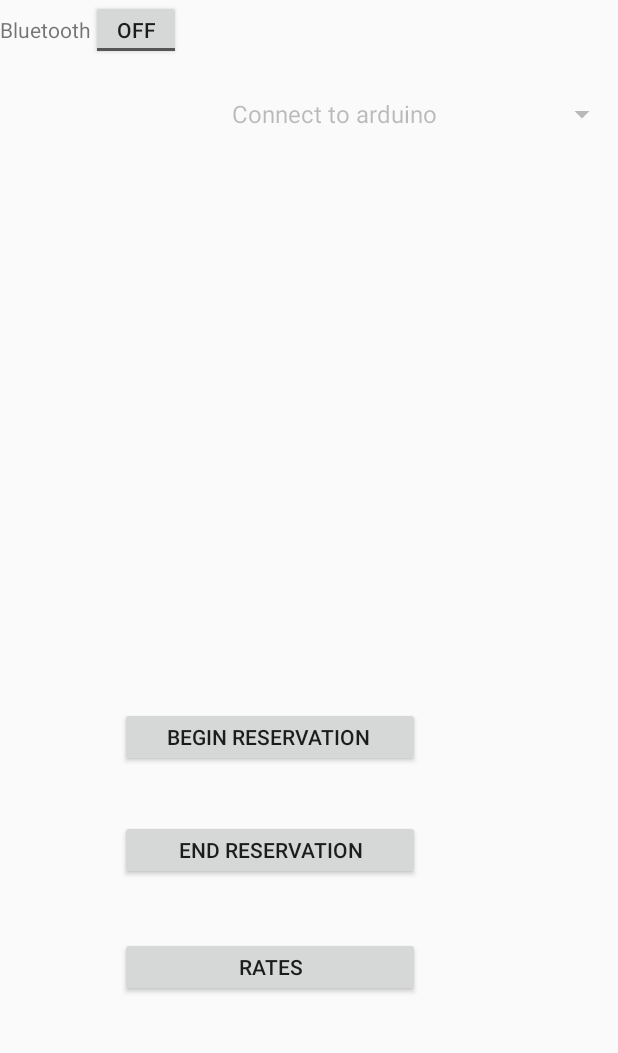
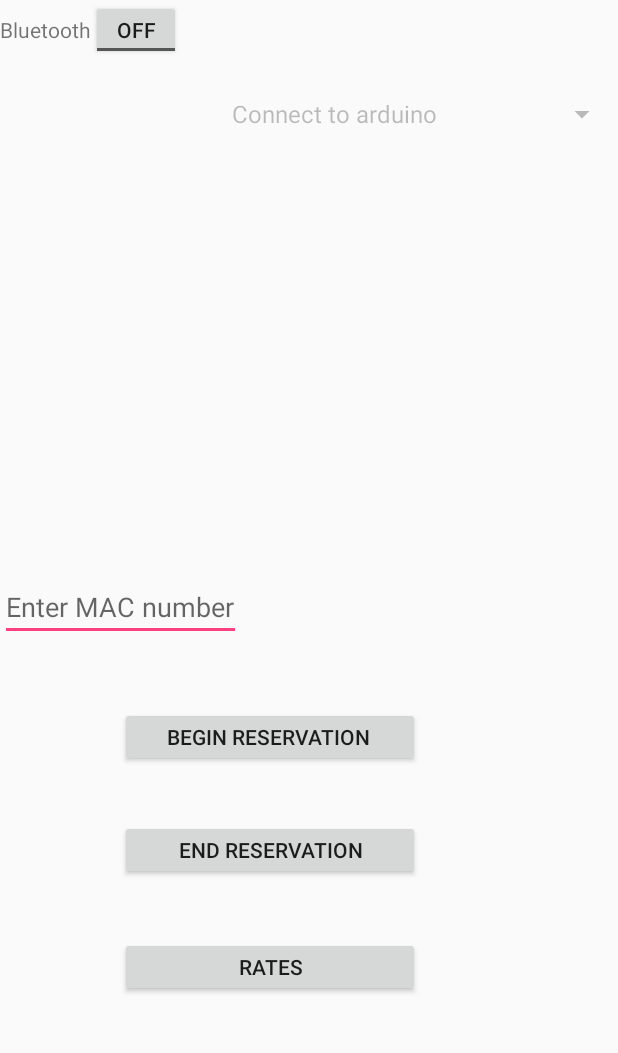
Before and after one commit to DestructChen/EzPark, an Android app: the screen it shows after launch (MainActivity), on a phone screen of 412 x 824 dp, the part 71-1124 px from its top. Run offline under Robolectric (Android 15) with nearby library versions, the phone set to English and light mode, and no system bars.

Commit message:
Comments & hardware diagram
added more comments
added arduino breadboard layout & schematic diagram
changed code to allow MAC to be entered.

```diff
--- a/EzParkApp/app/src/main/AndroidManifest.xml
+++ b/EzParkApp/app/src/main/AndroidManifest.xml
@@ -1,9 +1,10 @@
 <?xml version="1.0" encoding="utf-8"?>
 <manifest xmlns:android="http://schemas.android.com/apk/res/android"
     package="com.ezpark">
+
     <uses-permission android:name="android.permission.BLUETOOTH"/>
     <uses-permission android:name="android.permission.BLUETOOTH_ADMIN"/>
-
+    <!-- This file is used to add .java files to app -->
     <application
         android:name="com.ezpark.MyApp"
         android:allowBackup="true"
--- a/EzParkApp/app/src/main/java/com/ezpark/MainActivity.java
+++ b/EzParkApp/app/src/main/java/com/ezpark/MainActivity.java
@@ -18,6 +18,7 @@ import android.bluetooth.BluetoothSocket;
 import android.widget.AdapterView;
 import android.widget.ArrayAdapter;
 import android.widget.CompoundButton;
+import android.widget.EditText;
 import android.widget.Spinner;
 import android.widget.TextView;
 import android.widget.Toast;
@@ -25,6 +26,7 @@ import android.widget.ToggleButton;
 
 //datatypes
 import java.util.ArrayList;
+import java.util.Set;
 import java.util.UUID;
 
 //exception types
@@ -47,6 +49,7 @@ public class MainActivity extends Activity {
     private BluetoothAdapter BA;
     public static String address; //address refers to the current MAC address of the connected module
     ToggleButton bttoggle; //bluetooth enable toggle
+    EditText ed;
 
     Spinner devicelist; //dropdown of MAClist
 
@@ -54,7 +57,7 @@ public class MainActivity extends Activity {
     public BluetoothSocket btSocket = null;
     public BluetoothDevice btDevice;
     boolean isBtConnected = false;
-
+    Set<BluetoothDevice> pairedDevices;
 
     @Override
     protected void onCreate(Bundle savedInstanceState) {
@@ -71,7 +74,9 @@ public class MainActivity extends Activity {
         MAClist = app.getMAClist();
         numdevices = app.getNumdevices();
         MY_UUID = app.getMyUuid();
+        ed = (EditText)findViewById(R.id.bluetoothmac);
 
+        pairedDevices = BA.getBondedDevices();
         if (ignoreBTforemulator == true) {
 
         } else if (BA == null) { //if the android device does not have a bluetooth adapater, then show an error page
@@ -124,9 +129,14 @@ public class MainActivity extends Activity {
     public void list() {
         ArrayList<String> list = new ArrayList<String>();
         list.add(0, "Connect to arduino"); //default text
-        for (int i = 1; i < numdevices + 1; i++) {
+       for (int i = 1; i < numdevices + 1; i++) {
             list.add(i, "Module " + i + " " + MAClist[i - 1]);
         }
+
+
+        /*for(BluetoothDevice bt : pairedDevices) {
+           list.add(bt.getName());
+        }*/
 
         ArrayAdapter<String> adapter = new ArrayAdapter<String>(this, android.R.layout.simple_spinner_item, list);
         adapter.setDropDownViewResource(android.R.layout.simple_spinner_dropdown_item);
@@ -143,8 +153,15 @@ public class MainActivity extends Activity {
             if (BA.isEnabled()) {
                 if (position != 0) {
                     String info = ((TextView) view).getText().toString();
-                    address = info.substring(info.length() - 17);
+                    //address = info.substring(info.length() - 17);
+                 /*   for(BluetoothDevice bt : pairedDevices) {
 
+                        if(info.equals(bt.getName())){
+                           // msg(bt.getName());
+                            address=bt.getAddress().toString();
+
+                        }
+                    }*/address = ed.getText().toString();
 
                         new ConnectBT().execute();
 
@@ -163,6 +180,15 @@ public class MainActivity extends Activity {
 
         }
     };
+
+    public void alterMac(View v){
+        msg("a");
+        String mac = ed.getText().toString();
+         MAClist= new String[]{
+                mac
+        };
+        list();
+    }
 
     //Start Reservation button's Onclick will execute this function
     //check if connected to arduino first
@@ -216,6 +242,7 @@ public class MainActivity extends Activity {
         @Override
         protected void onPreExecute() {
             progress = ProgressDialog.show(MainActivity.this, "Connecting...", "Please wait!!!");  //show a progress dialog
+
         }
 
         @Override
@@ -241,8 +268,8 @@ public class MainActivity extends Activity {
                         app.setBTSocket(btSocket);                                          //set the global bluetooth socket connection
                     }
                 }
-            } catch (IOException e) {
-                msg("That device may not be available");
+            } catch (Exception e) {
+               // msg("That device may not be available");
             }
 
             return null;
@@ -251,6 +278,7 @@ public class MainActivity extends Activity {
         @Override
         protected void onPostExecute(Void result) //after the doInBackground, display result msg
         {
+
             super.onPostExecute(result);
 
             if (btSocket.getRemoteDevice().getAddress().equals(address)) {
@@ -264,7 +292,6 @@ public class MainActivity extends Activity {
             }
             progress.dismiss();
 
-
         }
     }
 
--- a/EzParkApp/app/src/main/java/com/ezpark/MyApp.java
+++ b/EzParkApp/app/src/main/java/com/ezpark/MyApp.java
@@ -8,7 +8,7 @@ import java.util.UUID;
 
 /*
 The purpose of this application is to manage global data across the different activities.
-The main benefit of this, is so that the bluetooth connection can be maintained across different activities (i.e the different screens of the app)
+The main benefit of this, is so that the bluetooth connection can be sustained across different activities (i.e the different screens of the app)
 */
 
 public class MyApp extends Application {
@@ -31,10 +31,12 @@ public class MyApp extends Application {
 
     private static final String[] MAClist= new String[]{
             "00:6A:8E:16:C7:B1"
+
     };
 
     private static final UUID MY_UUID = UUID.fromString("00001101-0000-1000-8000-00805F9B34FB");
-    private static final int numdevices = 1;
+
+    private static final int numdevices = MAClist.length;
 
     public int getNumdevices(){
         return numdevices;
--- a/EzParkApp/app/src/main/java/com/ezpark/parkingrates.java
+++ b/EzParkApp/app/src/main/java/com/ezpark/parkingrates.java
@@ -12,7 +12,9 @@ import java.util.ArrayList;
  * Created by David on 31/05/2017.
  */
 
-/*Displays the set parking rates*/
+/*Displays the set parking rates
+* gets the rates from MyApp.java
+* */
 
 public class parkingrates extends Activity {
 
@@ -36,6 +38,7 @@ public class parkingrates extends Activity {
 
     }
 
+
     public void listRates() {
         ArrayList<String> list = new ArrayList<String>();
         for (int i = 0; i < numratestiers;i++){
--- a/EzParkApp/app/src/main/res/layout/activity_main.xml
+++ b/EzParkApp/app/src/main/res/layout/activity_main.xml
@@ -106,6 +106,16 @@
         android:layout_alignParentTop="true"
         android:layout_toRightOf="@+id/toggleButton"
         android:layout_toEndOf="@+id/toggleButton" />
+    <EditText
+        android:id="@+id/bluetoothmac"
+        android:layout_width="wrap_content"
+        android:layout_height="wrap_content"
+        android:hint="Enter MAC number"
+        android:layout_above="@+id/buttonspaces"
+        android:layout_alignParentLeft="true"
+        android:layout_alignParentStart="true"
+        android:layout_marginBottom="44dp" />
+
 
 
 </RelativeLayout>
--- a/EzParkApp/app/src/main/res/values/dimens.xml
+++ b/EzParkApp/app/src/main/res/values/dimens.xml
@@ -1,5 +1,6 @@
+<!-- layout dimension values -->
 <resources>
-    <dimen name="fab_margin">16dp</dimen>
+
     <dimen name="button_height">40dp</dimen>
     <dimen name="button_width">200dp</dimen>
 </resources>
--- a/EzParkApp/build.gradle
+++ b/EzParkApp/build.gradle
@@ -5,7 +5,7 @@ buildscript {
         jcenter()
     }
     dependencies {
-        classpath 'com.android.tools.build:gradle:2.3.1'
+        classpath 'com.android.tools.build:gradle:2.3.2'
 
         // NOTE: Do not place your application dependencies here; they belong
         // in the individual module build.gradle files
```
Also changed, not shown: EzParkApp/app/src/main/java/com/ezpark/endReservation.java (+11 -8 lines), EzParkApp/app/src/main/java/com/ezpark/startReservation.java (+29 -22 lines), EzParkApp/app/src/main/res/layout/nobluetooth.xml (+0 -10 lines), 660 other files.
